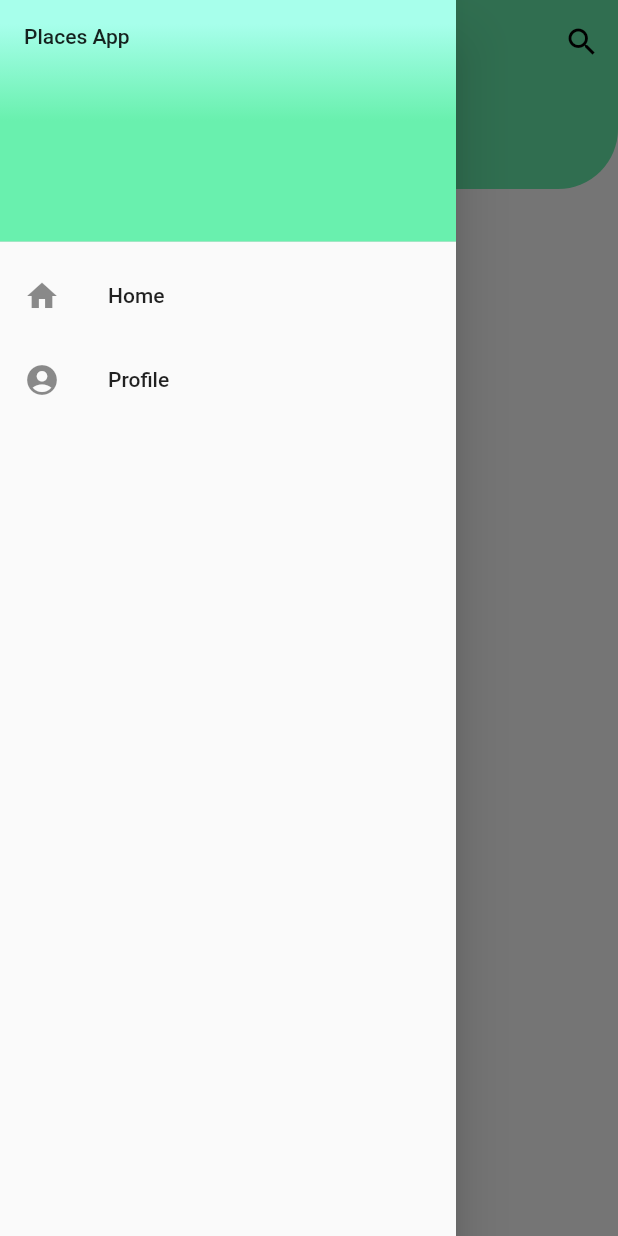
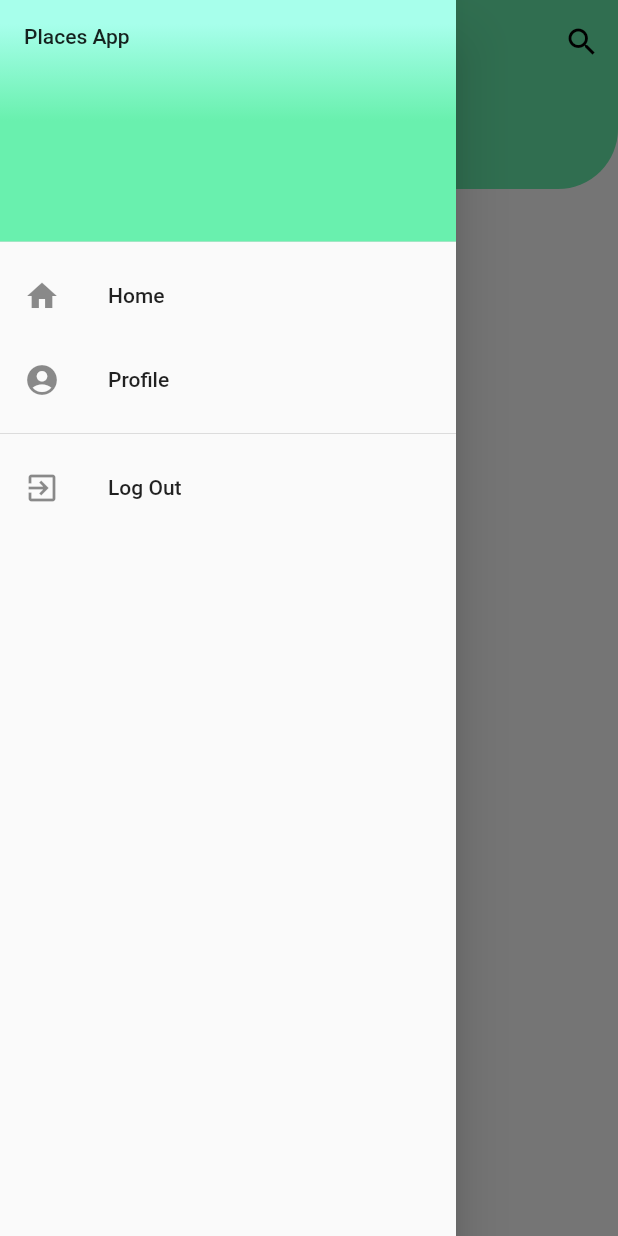
Before and after one commit to manuelGTZ97/places, a Flutter app: the screen it shows once a user with an empty profile is signed in, with the side drawer open, on a phone screen of 412 x 824 dp. Run offline on Flutter 3.47's test engine with Material 2 defaults, Android fonts, the phone set to English and light mode, and no system bars; our stand-ins replace cloud_firestore, firebase_auth, flutter_spinkit; accounts and stored records are empty.

Commit message:
Drawer logout action

```diff
--- a/lib/views/detail/detail-body.dart
+++ b/lib/views/detail/detail-body.dart
@@ -23,7 +23,7 @@ class DetailBody extends StatelessWidget {
                       backgroundImage: NetworkImage(place.user.photoUrl),
                     ),
                     SizedBox(height: 5),
-                    Text("By: ${place.user.displayName}",
+                    Text("Posted by: ${place.user.displayName}",
                         style: Theme.of(context).textTheme.caption)
                   ],
                 ),
--- a/lib/views/home/home.dart
+++ b/lib/views/home/home.dart
@@ -29,7 +29,13 @@ class Home extends StatelessWidget {
           leading: Icon(Icons.account_circle),
           title: Text('Profile'),
           onTap: () {},
-        )
+        ),
+        Divider(),
+        ListTile(
+          leading: Icon(Icons.exit_to_app),
+          title: Text('Log Out'),
+          onTap: () {},
+        ),
       ],
     )));
 
```
